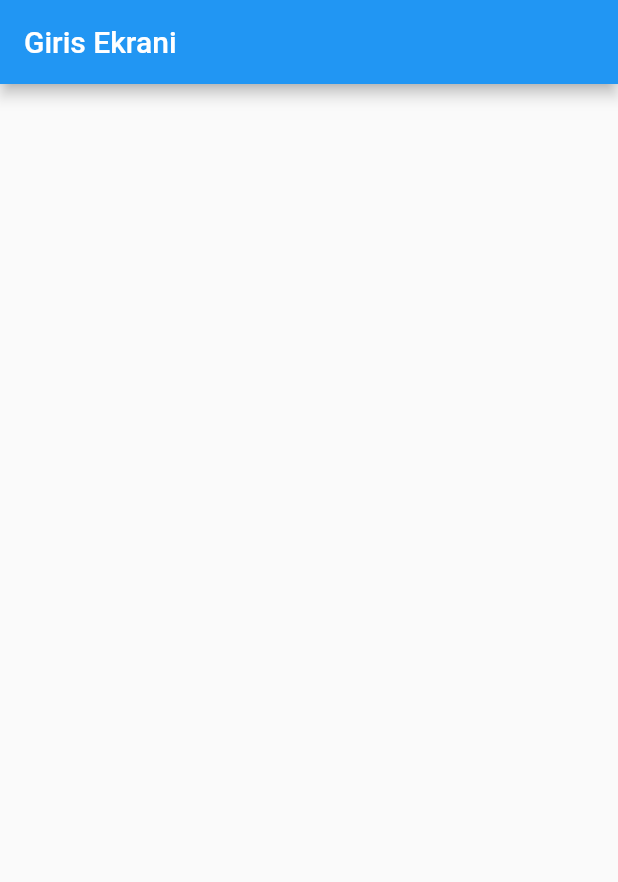
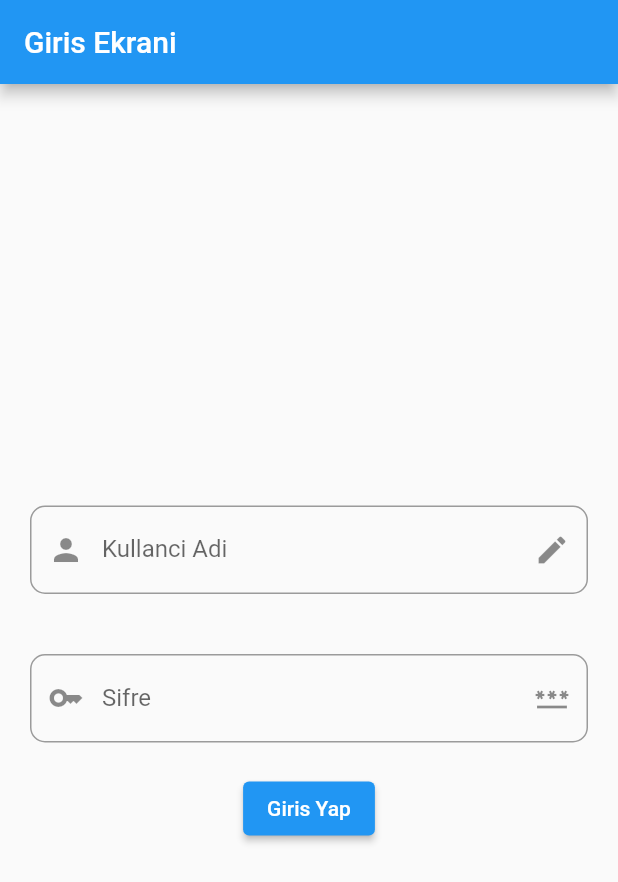
Before and after one commit to tahaturan/flutter_shared_preferences_login_app, a Flutter app: the screen it shows after launch, on a phone screen of 412 x 824 dp. Shown: the top 882 px of the screen. Run offline on Flutter 3.47's test engine with Material 2 defaults, Android fonts, the phone set to English and light mode, and no system bars.

Commit message:
sabitler ve tasarim olusturuldu

```diff
--- /dev/null
+++ b/lib/constants/app_constants.dart
@@ -0,0 +1,12 @@
+import 'package:flutter/widgets.dart';
+
+class Constants {
+  static const BorderRadius defauldTfBorderRadius = BorderRadius.all(
+    Radius.circular(10),
+  );
+
+  static const anaSayfaTextStyle = TextStyle(
+    fontSize: 20,
+    fontWeight: FontWeight.bold,
+  );
+}
--- a/lib/main.dart
+++ b/lib/main.dart
@@ -1,5 +1,5 @@
 import 'package:flutter/material.dart';
-import 'package:flutter_shared_preferences_login_app/views/my_home_page.dart';
+import 'package:flutter_shared_preferences_login_app/views/login_page.dart';
 
 void main() {
   runApp(const MyApp());
@@ -16,7 +16,7 @@ class MyApp extends StatelessWidget {
       theme: ThemeData(
         primarySwatch: Colors.blue,
       ),
-      home: const MyHomePage(),
+      home: const LoginPage(),
     );
   }
 }
--- /dev/null
+++ b/lib/views/home_page.dart
@@ -0,0 +1,35 @@
+import 'package:flutter/material.dart';
+import 'package:flutter_shared_preferences_login_app/constants/app_constants.dart';
+
+class HomePage extends StatefulWidget {
+  const HomePage({Key? key}) : super(key: key);
+
+  @override
+  State<HomePage> createState() => _HomePageState();
+}
+
+class _HomePageState extends State<HomePage> {
+  @override
+  Widget build(BuildContext context) {
+    return Scaffold(
+      appBar: AppBar(
+        title: const Text('AnaSayfa'),
+        actions: [
+          IconButton(
+            onPressed: () {},
+            icon: const Icon(Icons.exit_to_app),
+          )
+        ],
+      ),
+      body: Center(
+        child: Column(
+          mainAxisAlignment: MainAxisAlignment.center,
+          children: const [
+            Text("Kullanici Adi: ", style: Constants.anaSayfaTextStyle),
+            Text("Sifre: ", style: Constants.anaSayfaTextStyle),
+          ],
+        ),
+      ),
+    );
+  }
+}
--- /dev/null
+++ b/lib/views/login_page.dart
@@ -0,0 +1,85 @@
+import 'package:flutter/material.dart';
+import 'package:flutter_shared_preferences_login_app/constants/app_constants.dart';
+import 'package:flutter_shared_preferences_login_app/views/home_page.dart';
+
+//? tf = textfield
+
+class LoginPage extends StatefulWidget {
+  const LoginPage({Key? key}) : super(key: key);
+
+  @override
+  State<LoginPage> createState() => _LoginPageState();
+}
+
+class _LoginPageState extends State<LoginPage> {
+  var tfKullaniciAdiKontol = TextEditingController();
+  var tfSifreKontrol = TextEditingController();
+
+  var scaffoldKey = GlobalKey<ScaffoldState>();
+  @override
+  Widget build(BuildContext context) {
+    return Scaffold(
+      key: scaffoldKey,
+      appBar: AppBar(
+        title: const Text('Giris Ekrani'),
+      ),
+      body: Center(
+        child: Column(
+          mainAxisAlignment: MainAxisAlignment.center,
+          children: [
+            kullaniciAdiTextField(),
+            sifreTextField(),
+            ElevatedButton(
+              onPressed: () {
+                Navigator.pushReplacement(
+                  context,
+                  MaterialPageRoute(
+                    builder: (context) => const HomePage(),
+                  ),
+                );
+              },
+              child: const Text(
+                "Giris Yap",
+              ),
+            ),
+          ],
+        ),
+      ),
+    );
+  }
+
+  kullaniciAdiTextField() {
+    return Padding(
+      padding: const EdgeInsets.all(20.0),
+      child: TextField(
+        controller: tfKullaniciAdiKontol,
+        decoration: const InputDecoration(
+          hintText: "Kullanici Adinizi Giriniz",
+          border:
+              OutlineInputBorder(borderRadius: Constants.defauldTfBorderRadius),
+          labelText: "Kullanci Adi",
+          prefixIcon: Icon(Icons.person),
+          suffixIcon: Icon(Icons.edit),
+        ),
+      ),
+    );
+  }
+
+  sifreTextField() {
+    return Padding(
+      padding: const EdgeInsets.all(20.0),
+      child: TextField(
+        controller: tfSifreKontrol,
+        obscureText: true,
+        decoration: const InputDecoration(
+          hintText: "Sifrenizi Giriniz",
+          border:
+              OutlineInputBorder(borderRadius: Constants.defauldTfBorderRadius),
+          labelText: "Sifre",
+          prefixIcon: Icon(Icons.key),
+          suffixIcon: Icon(Icons.password),
+        ),
+      ),
+    );
+  }
+}
--- a/lib/views/my_home_page.dart
+++ /dev/null
@@ -1,20 +0,0 @@
-import 'package:flutter/material.dart';
-
-class MyHomePage extends StatefulWidget {
-  const MyHomePage({Key? key}) : super(key: key);
-
-  @override
-  State<MyHomePage> createState() => _MyHomePageState();
-}
-
-class _MyHomePageState extends State<MyHomePage> {
-  @override
-  Widget build(BuildContext context) {
-    return Scaffold(
-      appBar: AppBar(
-        title: const Text('Giris Ekrani'),
-      ),
-      body: Container(),
-    );
-  }
-}
```
